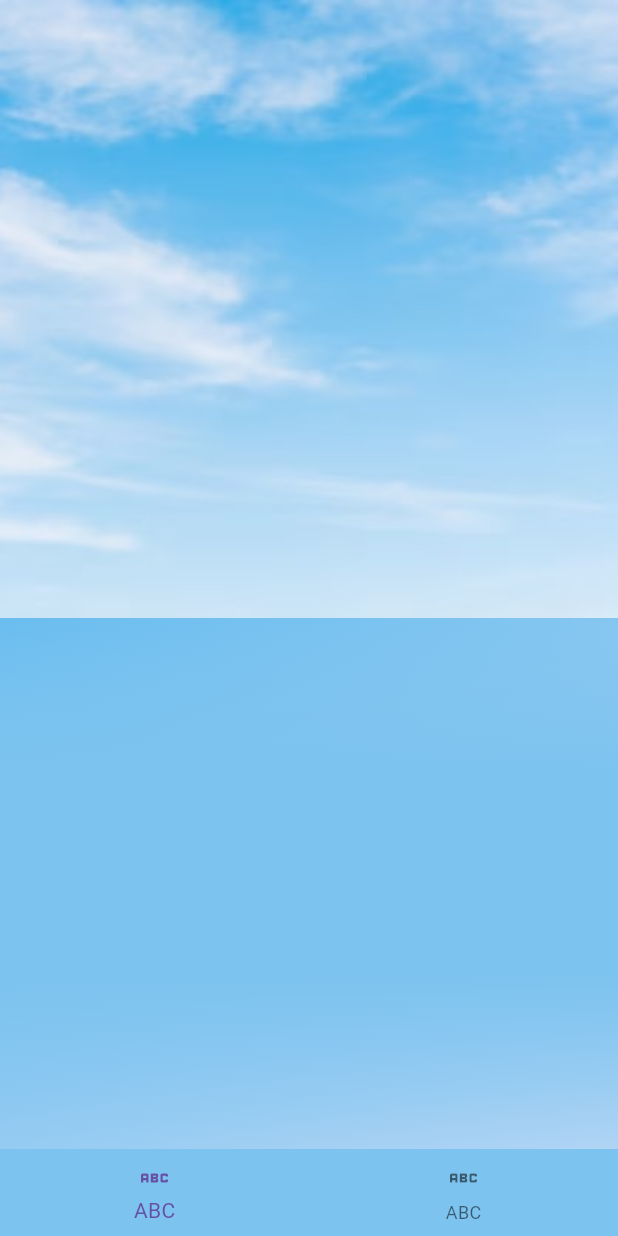
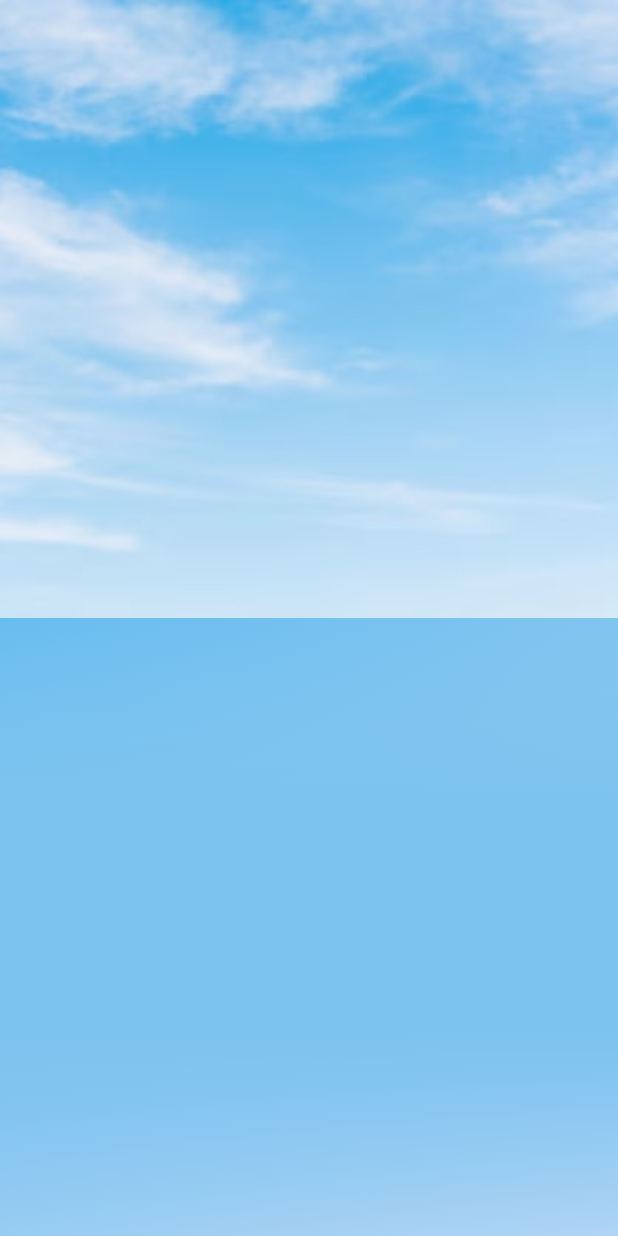
Before and after one commit to itssss-sweta/Weather_forecast, a Flutter app: the BackgroundWidget screen opened directly, on a phone screen of 412 x 824 dp. Run offline on Flutter 3.47's test engine with Material 3 defaults, Android fonts, the phone set to English and light mode, and no system bars; our stand-ins replace geolocator, get; network calls fail; statements that could not run were skipped.

Commit message:
fix: remove buttom navigation bar

```diff
--- a/lib/base/color/appcolor.dart
+++ b/lib/base/color/appcolor.dart
@@ -13,5 +13,4 @@ class AppColor {
   static Color eveningThemeColor = const Color(0xFFe87e57);
   static Color eveningThemeLightColor = const Color(0xFFb16660);
   static Color eveningThemeColor2 = const Color(0xFFc26c58);
-  static Color buttomNavColor = const Color(0xFF2A3040);
 }
--- a/lib/ui/background_controller/background_controller.dart
+++ b/lib/ui/background_controller/background_controller.dart
@@ -1,6 +1,5 @@
 import 'package:flutter/material.dart';
 import 'package:get/get.dart';
-import 'package:weather_forecast/base/color/appcolor.dart';
 import 'package:weather_forecast/base/service/background_service/background_service.dart';
 
 class BackgroundController extends GetxController {
@@ -8,13 +7,12 @@ class BackgroundController extends GetxController {
 
   RxList<Color> backgroundColors = <Color>[].obs;
   RxList<Color> containerGradient = <Color>[].obs;
-  Rx<Color> buttomNavBarColor = AppColor.buttomNavColor.obs;
+
   @override
   void onInit() {
     super.onInit();
     backgroundImage.value = BackgroundService.getBackgroundImage();
     backgroundColors.value = BackgroundService.getBackgroundColor();
     containerGradient.value = BackgroundService.getContainerGradient();
-    buttomNavBarColor.value = BackgroundService.getBottomNavColor();
   }
 }
--- a/lib/ui/widgets/background_widget.dart
+++ b/lib/ui/widgets/background_widget.dart
@@ -44,13 +44,6 @@ class BackgroundWidget extends StatelessWidget {
                           height: MediaQuery.sizeOf(context).height / 2,
                         );
                       }),
-                      // Positioned(
-                      //   child: Image.asset(
-                      //     'stars'.getPngImage,
-                      //     fit: BoxFit.cover,
-                      //     width: double.infinity,
-                      //   ),
-                      // ),
                       topContents ?? const SizedBox.shrink(),
                     ],
                   ),
@@ -73,17 +66,6 @@ class BackgroundWidget extends StatelessWidget {
               ),
             );
           }),
-      bottomNavigationBar:
-          GetBuilder<BackgroundController>(builder: (controller) {
-        return BottomNavigationBar(
-          elevation: 0,
-          backgroundColor: controller.buttomNavBarColor.value,
-          items: const [
-            BottomNavigationBarItem(icon: Icon(Icons.abc), label: 'ABC'),
-            BottomNavigationBarItem(icon: Icon(Icons.abc), label: 'ABC'),
-          ],
-        );
-      }),
     );
   }
 }
```
Also changed, not shown: lib/base/service/background_service/background_service.dart (+0 -10 lines).
